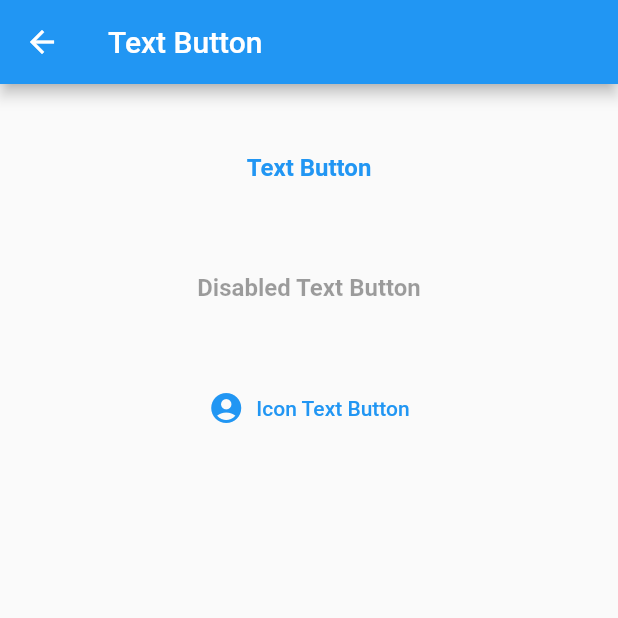
After one commit to Gogo-jiii/Flutter-All-In-One, a Flutter app: the ButtonScreen screen opened directly, after a tap on "Text Button", on a phone screen of 412 x 824 dp, the top half of it. The commit adds this screen. Run offline on Flutter 3.47's test engine with Material 2 defaults, Android fonts, the phone set to English and light mode, and no system bars; our stand-ins replace fluttertoast.

Commit message:
app bar is a common widget now. various button types

```diff
--- /dev/null
+++ b/lib/modules/button/ButtonScreen.dart
@@ -0,0 +1,59 @@
+import 'package:flutter/material.dart';
+import 'package:flutter_all_in_one/modules/button/OutlineButtonScreen.dart';
+import 'package:flutter_all_in_one/modules/common_widgets/common_widgets.dart';
+
+import 'ElevatedButtonScreen.dart';
+import 'TextButtonScreen.dart';
+
+class ButtonScreen extends StatefulWidget {
+  const ButtonScreen({Key? key}) : super(key: key);
+
+  @override
+  State<ButtonScreen> createState() => _ButtonScreenState();
+}
+
+class _ButtonScreenState extends State<ButtonScreen> {
+  var data = ["Elevated Button", "Text Button", "Outline Button"];
+
+  @override
+  Widget build(BuildContext context) {
+    return Scaffold(
+      appBar: getAppBar(context, "Button"),
+      body: ListView.builder(
+          scrollDirection: Axis.vertical,
+          itemCount: data.length,
+          itemBuilder: (context, index) {
+            return GestureDetector(
+              onTap: () {
+                navigate(context, index);
+              },
+              child: getListItem(context, data, index),
+            );
+          }),
+    );
+  }
+}
+
+void navigate(BuildContext context, int index) {
+  var type = getListItemType(index);
+  switch (type) {
+    case ButtonItemsType.elevatedButton:
+      Navigator.push(context,
+          MaterialPageRoute(builder: (_) => const ElevatedButtonScreen()));
+      break;
+    case ButtonItemsType.textButton:
+      Navigator.push(
+          context, MaterialPageRoute(builder: (_) => const TextButtonScreen()));
+      break;
+    case ButtonItemsType.outlineButton:
+      Navigator.push(context,
+          MaterialPageRoute(builder: (_) => const OutlineButtonScreen()));
+      break;
+  }
+}
+
+enum ButtonItemsType { elevatedButton, textButton, outlineButton }
+
+ButtonItemsType getListItemType(int index) {
+  return ButtonItemsType.values[index];
+}
--- /dev/null
+++ b/lib/modules/button/ElevatedButtonScreen.dart
@@ -0,0 +1,52 @@
+import 'package:flutter/material.dart';
+
+import '../common_widgets/common_widgets.dart';
+import '../toast/toast_screen.dart';
+
+class ElevatedButtonScreen extends StatefulWidget {
+  const ElevatedButtonScreen({Key? key}) : super(key: key);
+
+  @override
+  State<ElevatedButtonScreen> createState() => _ElevatedButtonScreenState();
+}
+
+class _ElevatedButtonScreenState extends State<ElevatedButtonScreen> {
+  @override
+  Widget build(BuildContext context) {
+    return Scaffold(
+        appBar: getAppBar(context, "Elevated Button"),
+        body: Center(
+          child: Container(
+            margin: const EdgeInsets.only(top: 32),
+            child: Column(
+              children: [
+                ElevatedButton(
+                  onPressed: () {
+                    showToast("Elevated Button is clicked.");
+                  },
+                  child: const Text(
+                    "Elevated Button",
+                    style: TextStyle(fontWeight: FontWeight.bold, fontSize: 16),
+                  ),
+                ),
+                const SizedBox(height: 32),
+                const ElevatedButton(
+                  onPressed: null,
+                  child: Text(
+                    "Disabled Elevated Button",
+                    style: TextStyle(fontWeight: FontWeight.bold, fontSize: 16),
+                  ),
+                ),
+                const SizedBox(height: 32),
+                ElevatedButton.icon(
+                    onPressed: () {
+                      showToast("Icon Elevated Button is clicked.");
+                    },
+                    icon: const Icon(Icons.account_circle),
+                    label: const Text("Icon Elevated Button"))
+              ],
+            ),
+          ),
+        ));
+  }
+}
--- /dev/null
+++ b/lib/modules/button/OutlineButtonScreen.dart
@@ -0,0 +1,52 @@
+import 'package:flutter/material.dart';
+
+import '../common_widgets/common_widgets.dart';
+import '../toast/toast_screen.dart';
+
+class OutlineButtonScreen extends StatefulWidget {
+  const OutlineButtonScreen({Key? key}) : super(key: key);
+
+  @override
+  State<OutlineButtonScreen> createState() => _OutlineButtonScreenState();
+}
+
+class _OutlineButtonScreenState extends State<OutlineButtonScreen> {
+  @override
+  Widget build(BuildContext context) {
+    return Scaffold(
+        appBar: getAppBar(context, "Outline Button"),
+        body: Center(
+          child: Container(
+            margin: const EdgeInsets.only(top: 32),
+            child: Column(
+              children: [
+                OutlinedButton(
+                  onPressed: () {
+                    showToast("Outline Button is clicked.");
+                  },
+                  child: const Text(
+                    "Outline Button",
+                    style: TextStyle(fontWeight: FontWeight.bold, fontSize: 16),
+                  ),
+                ),
+                const SizedBox(height: 32),
+                const OutlinedButton(
+                  onPressed: null,
+                  child: Text(
+                    "Disabled Outline Button",
+                    style: TextStyle(fontWeight: FontWeight.bold, fontSize: 16),
+                  ),
+                ),
+                const SizedBox(height: 32),
+                OutlinedButton.icon(
+                    onPressed: () {
+                      showToast("Icon Outline Button is clicked.");
+                    },
+                    icon: const Icon(Icons.account_circle),
+                    label: const Text("Icon Outline Button"))
+              ],
+            ),
+          ),
+        ));
+  }
+}
--- /dev/null
+++ b/lib/modules/button/TextButtonScreen.dart
@@ -0,0 +1,52 @@
+import 'package:flutter/material.dart';
+
+import '../common_widgets/common_widgets.dart';
+import '../toast/toast_screen.dart';
+
+class TextButtonScreen extends StatefulWidget {
+  const TextButtonScreen({Key? key}) : super(key: key);
+
+  @override
+  State<TextButtonScreen> createState() => _TextButtonScreenState();
+}
+
+class _TextButtonScreenState extends State<TextButtonScreen> {
+  @override
+  Widget build(BuildContext context) {
+    return Scaffold(
+        appBar: getAppBar(context, "Text Button"),
+        body: Center(
+          child: Container(
+            margin: const EdgeInsets.only(top: 32),
+            child: Column(
+              children: [
+                TextButton(
+                  onPressed: () {
+                    showToast("Text Button is clicked.");
+                  },
+                  child: const Text(
+                    "Text Button",
+                    style: TextStyle(fontWeight: FontWeight.bold, fontSize: 16),
+                  ),
+                ),
+                const SizedBox(height: 32),
+                const TextButton(
+                  onPressed: null,
+                  child: Text(
+                    "Disabled Text Button",
+                    style: TextStyle(fontWeight: FontWeight.bold, fontSize: 16),
+                  ),
+                ),
+                const SizedBox(height: 32),
+                TextButton.icon(
+                    onPressed: () {
+                      showToast("Icon Text Button is clicked.");
+                    },
+                    icon: const Icon(Icons.account_circle),
+                    label: const Text("Icon Text Button"))
+              ],
+            ),
+          ),
+        ));
+  }
+}
--- a/lib/modules/common_widgets/common_widgets.dart
+++ b/lib/modules/common_widgets/common_widgets.dart
@@ -61,3 +61,15 @@ Widget getCardButton(BuildContext context, String text) {
     ),
   );
 }
+
+PreferredSizeWidget getAppBar(BuildContext context, String title) {
+  return AppBar(
+    title: Text(title),
+    leading: IconButton(
+      icon: const Icon(Icons.arrow_back),
+      onPressed: () {
+        Navigator.pop(context);
+      },
+    ),
+  );
+}
```
Also changed, not shown: lib/main.dart (+19 -7 lines), lib/modules/hello_world/HelloWorldScreen.dart (added, +26 -0 lines), lib/modules/snackbar/snackbar_screen.dart (+15 -13 lines), lib/modules/toast/toast_screen.dart (+11 -19 lines).
